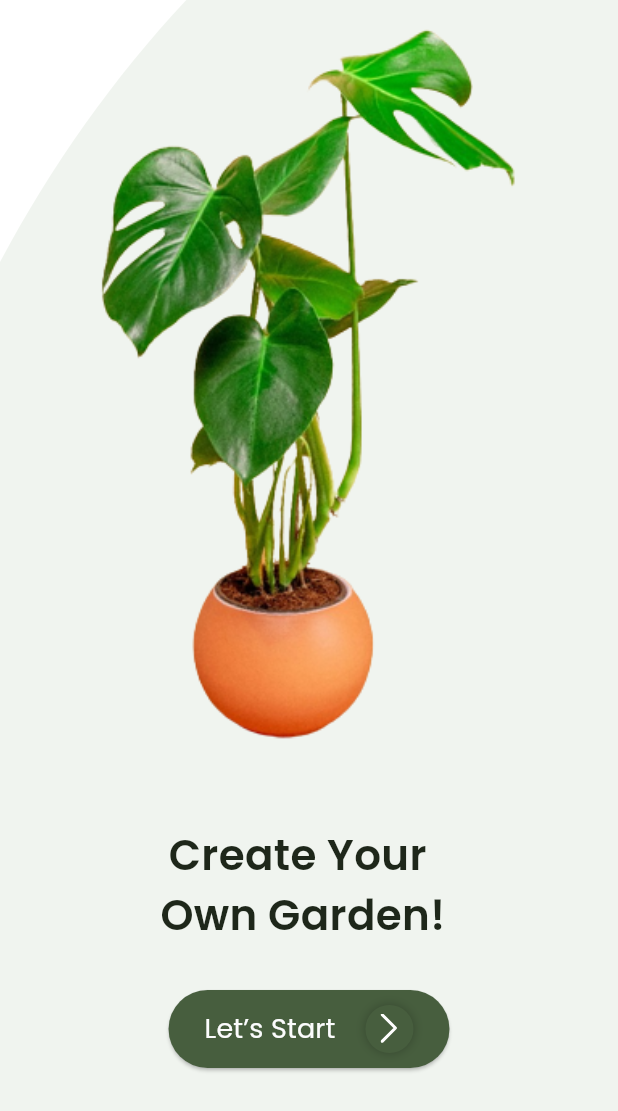
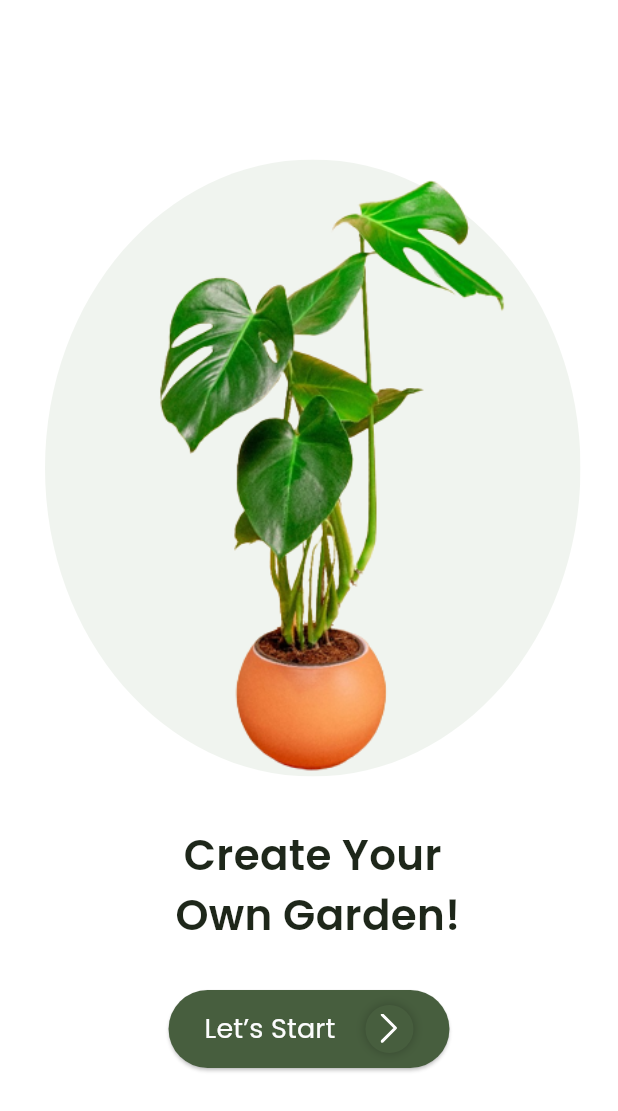
Before and after one commit to MuhammadBayuNugroho/project-akhir-pemrograman-mobile, a Flutter app: the screen it shows after launch, on a phone screen of 412 x 824 dp. Shown: the top 1111 px of the screen. Run offline on Flutter 3.47's test engine with Material 3 defaults, Android fonts, the phone set to English and light mode, and no system bars; our stand-ins replace dio, flutter_svg, google_fonts, supabase_flutter; accounts and stored records are empty.

```diff
--- a/lib/pages/bottomNavigation.dart
+++ b/lib/pages/bottomNavigation.dart
@@ -6,7 +6,7 @@ import 'package:flutter/material.dart';
 
 class Bottom extends StatefulWidget {
   final int selectedIndex; // Tambahkan variabel selectedIndex
-  Bottom(
+  const Bottom(
       {super.key,
       required this.selectedIndex}); // Tambahkan selectedIndex ke dalam constructor
 
--- a/lib/pages/page1.dart
+++ b/lib/pages/page1.dart
@@ -15,10 +15,11 @@ class Page1 extends StatelessWidget {
         // Vector
         child: Stack(
           children: [
-            Positioned(
-              top: -220,
-              left: -105,
-              child: SizedBox(
+            Container(
+              width: 1000,
+              height: 1000,
+              child: Container(
+                margin: const EdgeInsets.fromLTRB(30, 0, 25, 200),
                 child: SvgPicture.asset(
                   'assets/vectors/ellipse_1_x2.svg',
                 ),
@@ -26,9 +27,9 @@ class Page1 extends StatelessWidget {
             ),
 
             // Gambar Plant
-            Positioned(
-              left: -50,
+            Center(
               child: Container(
+                margin: const EdgeInsets.fromLTRB(30, 0, 25, 200),
                 width: 480,
                 height: 500,
                 decoration: const BoxDecoration(
@@ -47,7 +48,7 @@ class Page1 extends StatelessWidget {
                 crossAxisAlignment: CrossAxisAlignment.center,
                 children: [
                   Container(
-                    margin: const EdgeInsets.fromLTRB(10, 550, 25, 30),
+                    margin: const EdgeInsets.fromLTRB(30, 550, 25, 30),
                     child: Text(
                       'Create Your \n Own Garden!',
                       textAlign: TextAlign.center,
--- a/lib/pages/page2.dart
+++ b/lib/pages/page2.dart
@@ -286,7 +286,7 @@ class Page2 extends StatelessWidget {
           ),
         ),
       ),
-      bottomNavigationBar: Bottom(
+      bottomNavigationBar: const Bottom(
         selectedIndex: 0,
       ),
     );
--- a/lib/pages/page_cart.dart
+++ b/lib/pages/page_cart.dart
@@ -54,7 +54,7 @@ class _CartPageState extends State<CartPage> {
           : const Center(
               child: CircularProgressIndicator(),
             ),
-      bottomNavigationBar: Bottom(selectedIndex: 2),
+      bottomNavigationBar: const Bottom(selectedIndex: 2),
     );
   }
 }
--- a/lib/pages/page_favorite.dart
+++ b/lib/pages/page_favorite.dart
@@ -4,7 +4,7 @@ import 'package:flutter_app/models/favorite_model.dart';
 import 'package:flutter_app/pages/bottomNavigation.dart'; // Sesuaikan dengan lokasi file model Anda
 
 class FavoritePage extends StatefulWidget {
-  const FavoritePage({Key? key}) : super(key: key);
+  const FavoritePage({super.key});
 
   @override
   _FavoritePageState createState() => _FavoritePageState();
@@ -52,7 +52,7 @@ class _FavoritePageState extends State<FavoritePage> {
           : const Center(
               child: CircularProgressIndicator(),
             ),
-      bottomNavigationBar: Bottom(
+      bottomNavigationBar: const Bottom(
         selectedIndex: 1,
       ),
     );
```
Also changed, not shown: lib/main.dart (+9 -1 lines), lib/pages/page2_Product.dart (+5 -5 lines), lib/pages/page_profile.dart (+8 -8 lines).
